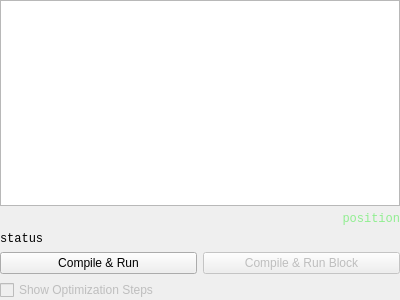
The window that qt-frontend/widgets/QuatschSourceEditor/quatschsourceeditor.ui (phresnel/picogen) describes before a commit, drawn with Qt 5.
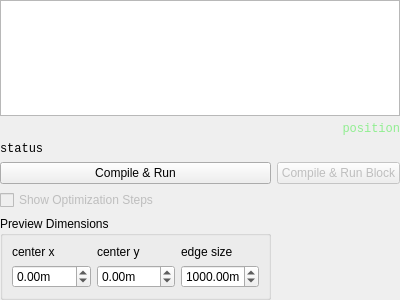
The same window after the commit.

Commit message: can set preview parameters now

```diff
--- a/qt-frontend/widgets/QuatschSourceEditor/quatschsourceeditor.ui
+++ b/qt-frontend/widgets/QuatschSourceEditor/quatschsourceeditor.ui
@@ -23,14 +23,14 @@
    <property name="margin">
     <number>0</number>
    </property>
-   <item row="4" column="0">
+   <item row="4" column="1">
     <widget class="QPushButton" name="compileAndRunButton">
      <property name="text">
       <string>Compile &amp;&amp; Run</string>
      </property>
     </widget>
    </item>
-   <item row="4" column="1">
+   <item row="4" column="2">
     <widget class="QPushButton" name="pushButton_2">
      <property name="enabled">
       <bool>false</bool>
@@ -40,7 +40,7 @@
      </property>
     </widget>
    </item>
-   <item row="5" column="0">
+   <item row="5" column="1">
     <widget class="QCheckBox" name="checkBox">
      <property name="enabled">
       <bool>false</bool>
@@ -50,7 +50,7 @@
      </property>
     </widget>
    </item>
-   <item row="0" column="0" colspan="2">
+   <item row="0" column="1" colspan="2">
     <widget class="QTextEdit" name="edit">
      <property name="sizePolicy">
       <sizepolicy hsizetype="Expanding" vsizetype="Expanding">
@@ -69,7 +69,7 @@
      </property>
     </widget>
    </item>
-   <item row="2" column="0" colspan="2">
+   <item row="2" column="1" colspan="2">
     <widget class="QLabel" name="status">
      <property name="font">
       <font>
@@ -81,7 +81,7 @@
      </property>
     </widget>
    </item>
-   <item row="1" column="1">
+   <item row="1" column="2">
     <widget class="QLabel" name="position">
      <property name="font">
       <font>
@@ -99,6 +99,84 @@
      </property>
     </widget>
    </item>
+   <item row="6" column="1">
+    <widget class="QGroupBox" name="groupBox">
+     <property name="title">
+      <string>Preview Dimensions</string>
+     </property>
+     <layout class="QGridLayout" name="gridLayout_2">
+      <item row="0" column="0">
+       <widget class="QLabel" name="label">
+        <property name="text">
+         <string>center x</string>
+        </property>
+       </widget>
+      </item>
+      <item row="0" column="1">
+       <widget class="QLabel" name="label_2">
+        <property name="text">
+         <string>center y</string>
+        </property>
+       </widget>
+      </item>
+      <item row="2" column="1">
+       <widget class="QDoubleSpinBox" name="centerY">
+        <property name="suffix">
+         <string>m</string>
+        </property>
+        <property name="minimum">
+         <double>-429496796.000000000000000</double>
+        </property>
+        <property name="maximum">
+         <double>429496796.000000000000000</double>
+        </property>
+        <property name="value">
+         <double>0.000000000000000</double>
+        </property>
+       </widget>
+      </item>
+      <item row="2" column="0">
+       <widget class="QDoubleSpinBox" name="centerX">
+        <property name="suffix">
+         <string>m</string>
+        </property>
+        <property name="minimum">
+         <double>-429496796.000000000000000</double>
+        </property>
+        <property name="maximum">
+         <double>429496796.000000000000000</double>
+        </property>
+        <property name="value">
+         <double>0.000000000000000</double>
+        </property>
+       </widget>
+      </item>
+      <item row="2" column="2">
+       <widget class="QDoubleSpinBox" name="edgeSize">
+        <property name="suffix">
+         <string>m</string>
+        </property>
+        <property name="minimum">
+         <double>-429496796.000000000000000</double>
+        </property>
+        <property name="maximum">
+         <double>429496796.000000000000000</double>
+        </property>
+        <property name="value">
+         <double>1000.000000000000000</double>
+        </property>
+       </widget>
+      </item>
+      <item row="0" column="2">
+       <widget class="QLabel" name="label_3">
+        <property name="text">
+         <string>edge size</string>
+        </property>
+       </widget>
+      </item>
+     </layout>
+    </widget>
+   </item>
   </layout>
  </widget>
  <resources/>
```
The commit also changes 1 other file.
